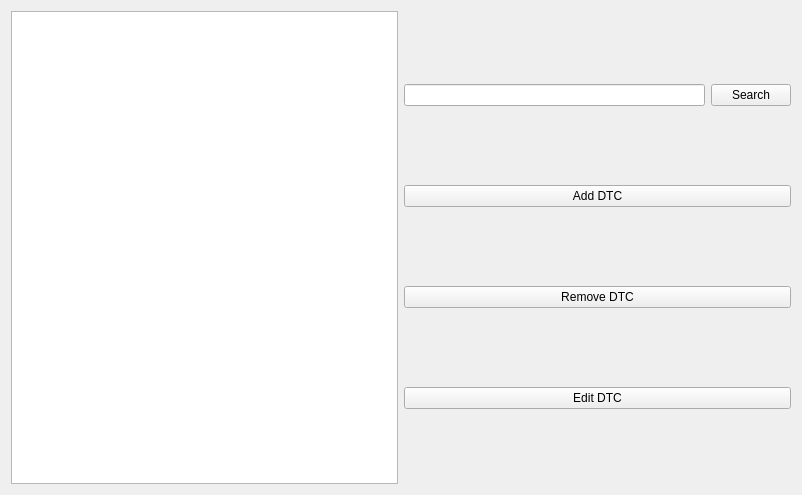
z1230601/BAKK_Prodanovic_Zaric_OBD, file OBDCU/src/View/databasewidget.ui: the form before one commit.
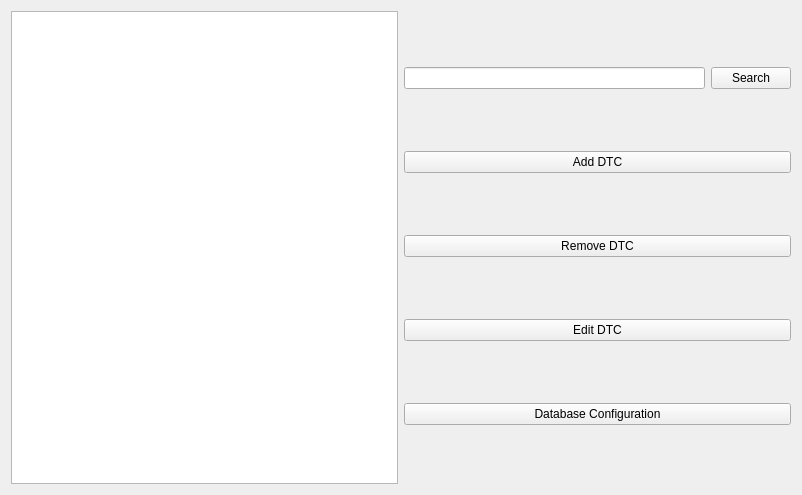
The form after the commit.

Commit message: added database config button to widget

What changed in the file:
```diff
--- a/OBDCU/src/View/databasewidget.ui
+++ b/OBDCU/src/View/databasewidget.ui
@@ -60,6 +60,13 @@
          </property>
         </widget>
        </item>
+       <item>
+        <widget class="QPushButton" name="configureDatabaseButton">
+         <property name="text">
+          <string>Database Configuration</string>
+         </property>
+        </widget>
+       </item>
       </layout>
      </item>
     </layout>
```
